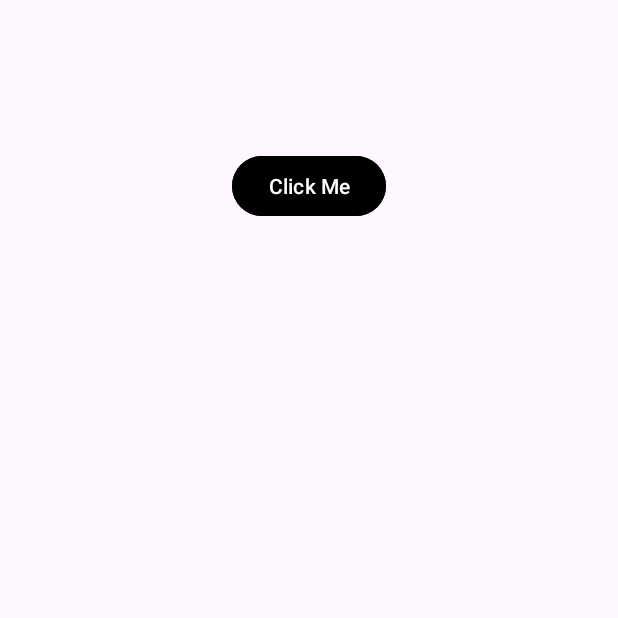
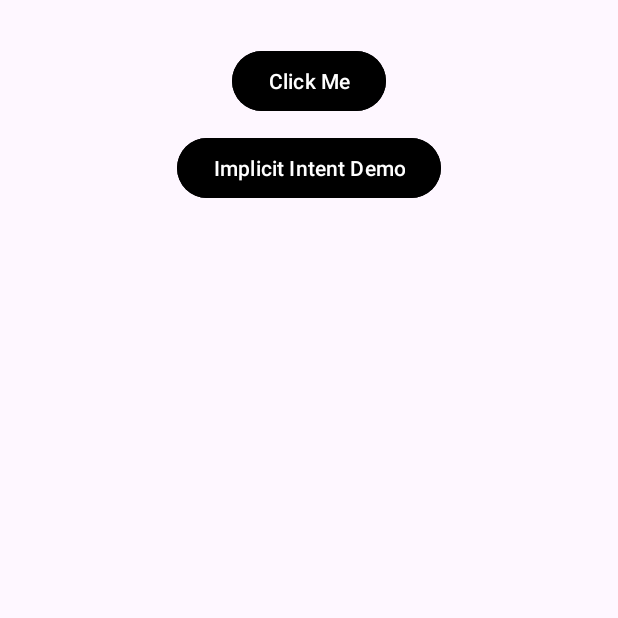
Before and after one commit to Aaditya-Kumar-Mittal/Android_Challenge, an Android app: the screen it shows after launch (MainActivity), on a phone screen of 412 x 824 dp, the top half of it. Run offline under Robolectric (Android 15) with nearby library versions, the phone set to English and light mode, and no system bars.

Commit message:
Implement Implicit Intents in Android

```diff
--- a/app/src/main/AndroidManifest.xml
+++ b/app/src/main/AndroidManifest.xml
@@ -13,6 +13,9 @@
         android:theme="@style/Theme.Android_Thirty_Days_Challenge"
         tools:targetApi="31">
         <activity
+            android:name=".ImplicitIntentsLab"
+            android:exported="false" />
+        <activity
             android:name=".Scrollers"
             android:exported="false" />
         <activity
--- a/app/src/main/java/com/example/android_thirty_days_challenge/MainActivity.kt
+++ b/app/src/main/java/com/example/android_thirty_days_challenge/MainActivity.kt
@@ -15,11 +15,17 @@ class MainActivity : AppCompatActivity() {
         setContentView(R.layout.activity_main)
 
         val btnIntent = findViewById<Button>(R.id.buttonIntent)
+        val btnImplicit = findViewById<Button>(R.id.buttonImplicitIntent)
 
         btnIntent.setOnClickListener{
             //Open a new activity
+            intent = Intent(applicationContext, Scrollers::class.java)
+            startActivity(intent)
+        }
 
-            intent = Intent(applicationContext, Scrollers::class.java)
+        btnImplicit.setOnClickListener{
+
+            intent = Intent(applicationContext, ImplicitIntentsLab::class.java)
             startActivity(intent)
         }
     }
--- a/app/src/main/res/layout/activity_main.xml
+++ b/app/src/main/res/layout/activity_main.xml
@@ -13,9 +13,18 @@
         android:id="@+id/buttonIntent"
         android:layout_width="wrap_content"
         android:layout_gravity="center"
-        android:layout_margin="100dp"
+        android:layout_marginTop="30dp"
         android:backgroundTint="@color/black"
         android:layout_height="wrap_content"
         android:text="Click Me"/>
 
+    <Button
+        android:id="@+id/buttonImplicitIntent"
+        android:layout_width="wrap_content"
+        android:layout_gravity="center"
+        android:layout_margin="10dp"
+        android:backgroundTint="@color/black"
+        android:layout_height="wrap_content"
+        android:text="Implicit Intent Demo"/>
+
 </LinearLayout>
--- a/app/src/main/res/values/colors.xml
+++ b/app/src/main/res/values/colors.xml
@@ -4,4 +4,8 @@
     <color name="white">#FFFFFFFF</color>
     <color name="green">#005300</color>
     <color name="red">#FF0000</color>
+    <color name="coralRed">#FF6969</color>
+    <color name="blueDark">#FF0C1844</color>
+    <color name="bloodRed">#FFC80036</color>
+    <color name="lightBiege">#FFFFF5E1</color>
 </resources>
```
Also changed, not shown: app/src/main/java/com/example/android_thirty_days_challenge/ImplicitIntentsLab.kt (added, +37 -0 lines), app/src/main/res/layout/activity_implicit_intents_lab.xml (added, +53 -0 lines), app/src/main/res/values/strings.xml (+2 -0 lines).
